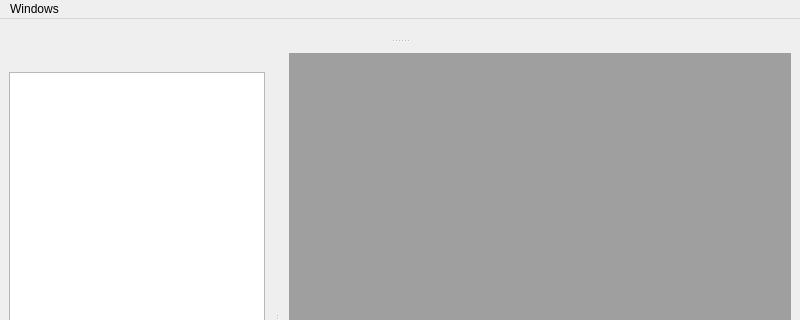
Old version of the form viewer/viewer.single_shot_viewers/viewer/single_shot_viewers/single_shot_widget.ui in the repository light-scattering-iogs/caqtus; both pictures show x 0 to 800 and y 0 to 320 of the 800 by 600 pixel window.
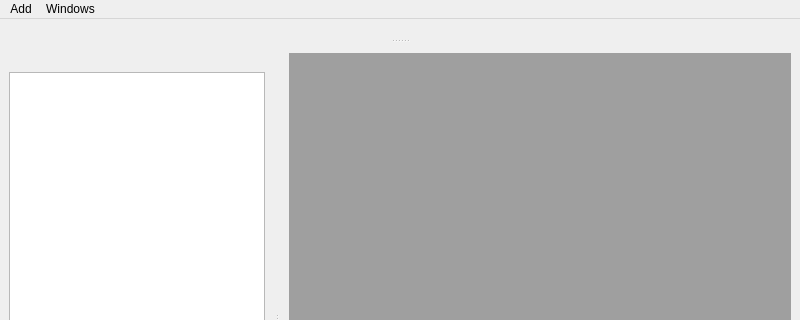
New version of the form.

The edit to the form file:
```diff
--- a/viewer/viewer.single_shot_viewers/viewer/single_shot_viewers/single_shot_widget.ui
+++ b/viewer/viewer.single_shot_viewers/viewer/single_shot_viewers/single_shot_widget.ui
@@ -36,6 +36,12 @@
     <addaction name="_action_cascade"/>
     <addaction name="_action_tile"/>
    </widget>
+   <widget class="QMenu" name="menuAdd">
+    <property name="title">
+     <string>Add</string>
+    </property>
+   </widget>
+   <addaction name="menuAdd"/>
    <addaction name="menuWindow"/>
   </widget>
   <widget class="QDockWidget" name="_shot_selector_dock">
```
Left out of the diff: 6 changed lines with no effect on the pictures.
